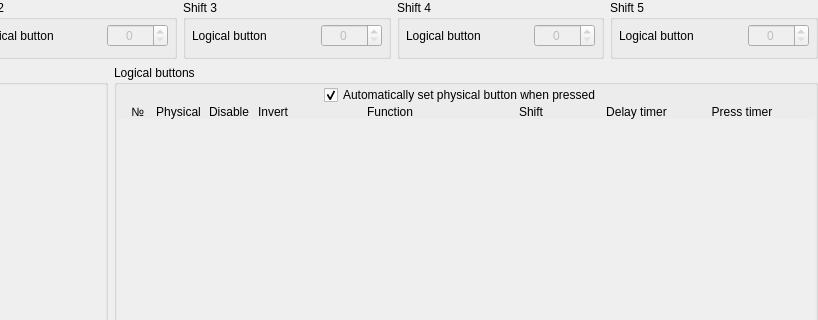
First picture: the form in src/widgets/buttons/buttonconfig.ui, repository FreeJoy-Team/FreeJoyConfiguratorQt, before the edit; both pictures show x 244 to 1062 and y 0 to 320 of the 1062 by 640 pixel window.
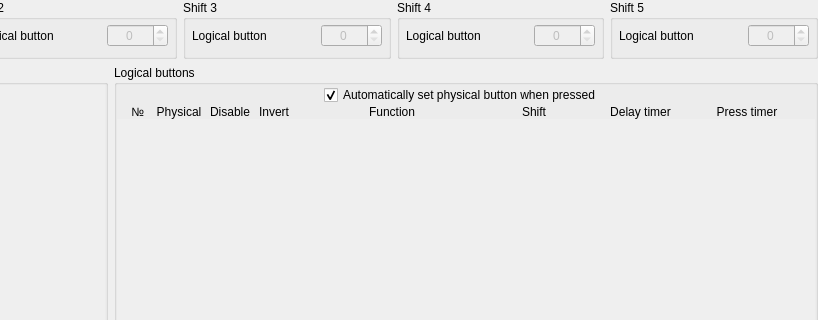
Second picture: the form after the edit. Custom widgets are drawn as their Qt base class.

Commit message: improved pins and phys buttons color

```diff
--- a/src/widgets/buttons/buttonconfig.ui
+++ b/src/widgets/buttons/buttonconfig.ui
@@ -294,7 +294,7 @@
        <widget class="QLabel" name="label_9">
         <property name="minimumSize">
          <size>
-          <width>20</width>
+          <width>15</width>
           <height>0</height>
          </size>
         </property>
```
The commit also changes 7 other files.
